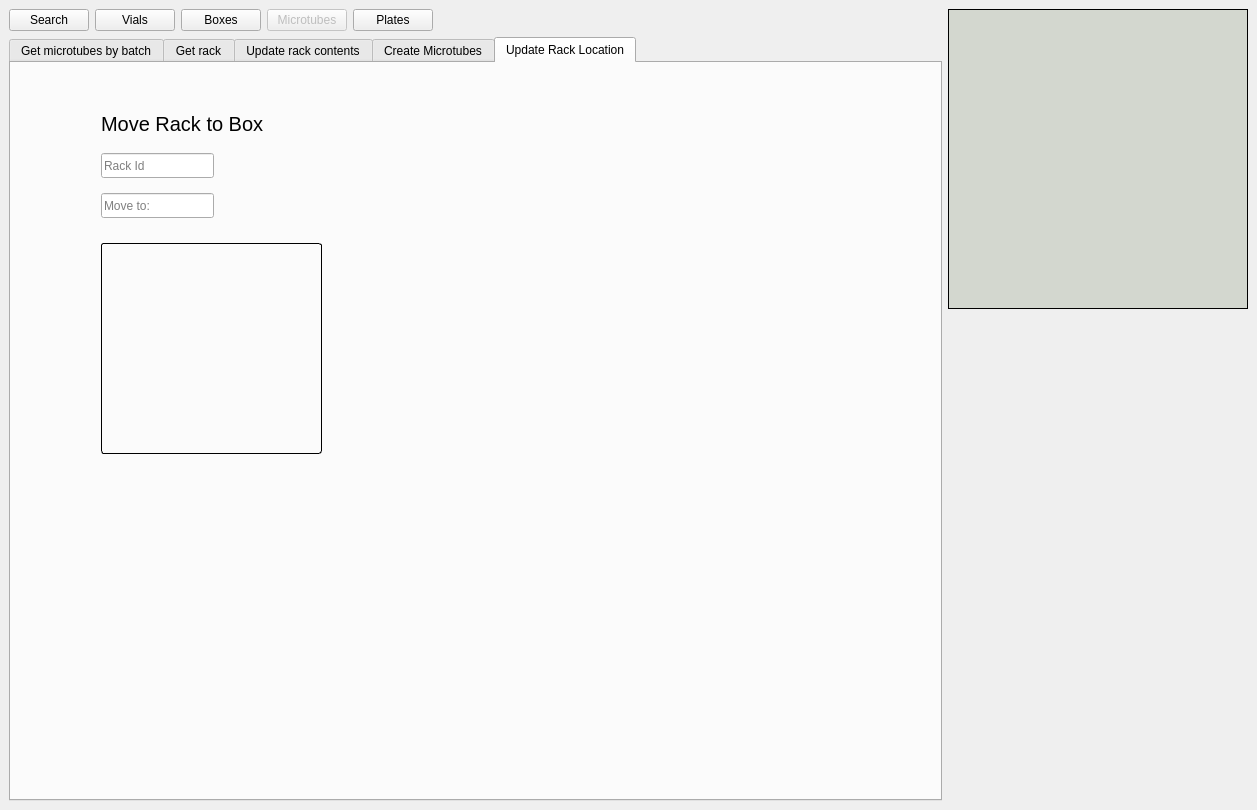
dahlbma/cello, file frontend/assets/microtubeswindow.ui: the form before one commit.
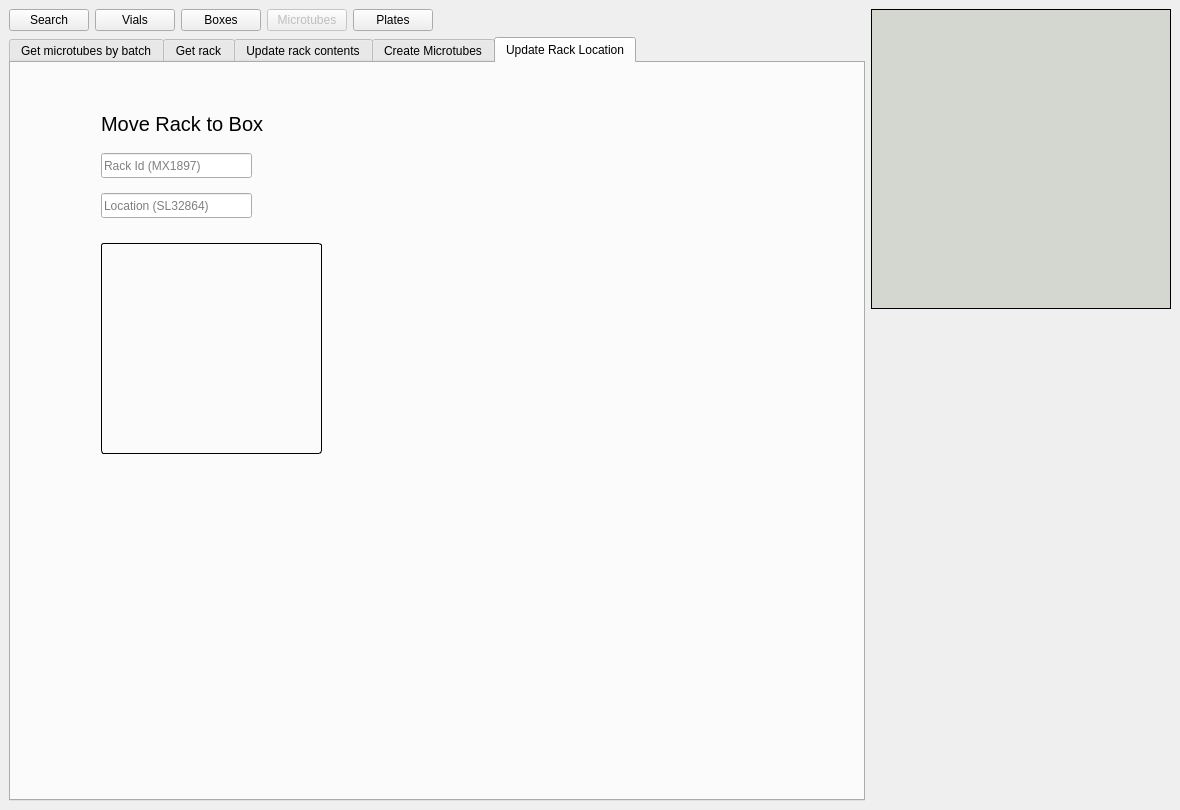
The form after the commit. The open tabs and pages were chosen to show the change.

Commit message: Placholder texts

What changed in the file:
```diff
--- a/frontend/assets/microtubeswindow.ui
+++ b/frontend/assets/microtubeswindow.ui
@@ -6,7 +6,7 @@
    <rect>
     <x>0</x>
     <y>0</y>
-    <width>1257</width>
+    <width>1180</width>
     <height>810</height>
    </rect>
   </property>
@@ -983,12 +983,12 @@
            <rect>
             <x>90</x>
             <y>90</y>
-            <width>113</width>
+            <width>151</width>
             <height>25</height>
            </rect>
           </property>
           <property name="placeholderText">
-           <string>Rack Id</string>
+           <string>Rack Id (MX1897)</string>
           </property>
          </widget>
          <widget class="QLineEdit" name="move_box_id_eb">
@@ -996,12 +996,12 @@
            <rect>
             <x>90</x>
             <y>130</y>
-            <width>113</width>
+            <width>151</width>
             <height>25</height>
            </rect>
           </property>
           <property name="placeholderText">
-           <string>Move to: </string>
+           <string>Location (SL32864)</string>
           </property>
          </widget>
          <widget class="QLabel" name="move_status_lab">
```
Left out of the diff: 12 changed lines with no effect on the pictures.
